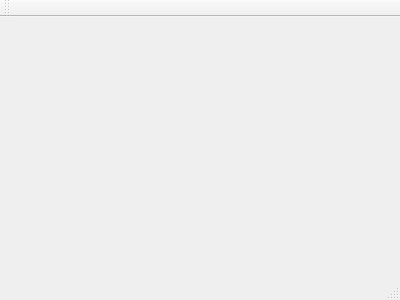
Old version of the form mainwindow.ui in the repository Koerner/TrustC2C.
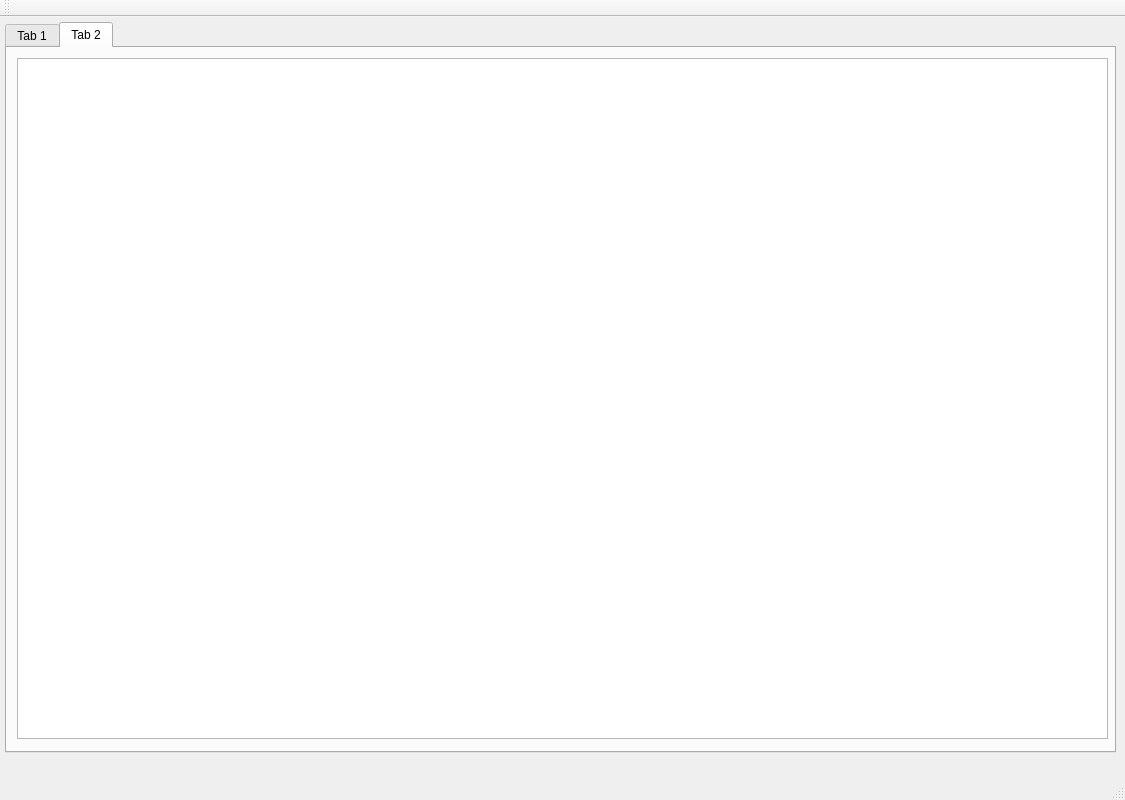
New version of the form.

What changed in the file:
```diff
--- a/mainwindow.ui
+++ b/mainwindow.ui
@@ -1,24 +1,79 @@
 <ui version="4.0">
  <class>MainWindow</class>
- <widget class="QMainWindow" name="MainWindow" >
-  <property name="geometry" >
+ <widget class="QMainWindow" name="MainWindow">
+  <property name="geometry">
    <rect>
     <x>0</x>
     <y>0</y>
-    <width>400</width>
-    <height>300</height>
+    <width>1125</width>
+    <height>800</height>
    </rect>
   </property>
-  <property name="windowTitle" >
+  <property name="sizePolicy">
+   <sizepolicy hsizetype="Fixed" vsizetype="Fixed">
+    <horstretch>0</horstretch>
+    <verstretch>0</verstretch>
+   </sizepolicy>
+  </property>
+  <property name="windowTitle">
    <string>MainWindow</string>
   </property>
-  <widget class="QMenuBar" name="menuBar" />
-  <widget class="QToolBar" name="mainToolBar" />
-  <widget class="QWidget" name="centralWidget" />
-  <widget class="QStatusBar" name="statusBar" />
+  <widget class="QWidget" name="centralWidget">
+   <widget class="QTabWidget" name="tabWidget">
+    <property name="geometry">
+     <rect>
+      <x>5</x>
+      <y>5</y>
+      <width>1111</width>
+      <height>731</height>
+     </rect>
+    </property>
+    <property name="currentIndex">
+     <number>1</number>
+    </property>
+    <widget class="QWidget" name="logSettings">
+     <attribute name="title">
+      <string>Tab 1</string>
+     </attribute>
+    </widget>
+    <widget class="QWidget" name="logTab">
+     <attribute name="title">
+      <string>Tab 2</string>
+     </attribute>
+     <widget class="QTableView" name="logTableView">
+      <property name="geometry">
+       <rect>
+        <x>10</x>
+        <y>10</y>
+        <width>1091</width>
+        <height>681</height>
+       </rect>
+      </property>
+     </widget>
+    </widget>
+   </widget>
+  </widget>
+  <widget class="QMenuBar" name="menuBar">
+   <property name="geometry">
+    <rect>
+     <x>0</x>
+     <y>0</y>
+     <width>1125</width>
+     <height>21</height>
+    </rect>
+   </property>
+  </widget>
+  <widget class="QToolBar" name="mainToolBar">
+   <attribute name="toolBarArea">
+    <enum>TopToolBarArea</enum>
+   </attribute>
+   <attribute name="toolBarBreak">
+    <bool>false</bool>
+   </attribute>
+  </widget>
+  <widget class="QStatusBar" name="statusBar"/>
  </widget>
- <layoutDefault spacing="6" margin="11" />
- <pixmapfunction></pixmapfunction>
+ <layoutdefault spacing="6" margin="11"/>
  <resources/>
  <connections/>
 </ui>
```
Left out of the diff: 1 changed line with no effect on the pictures.
